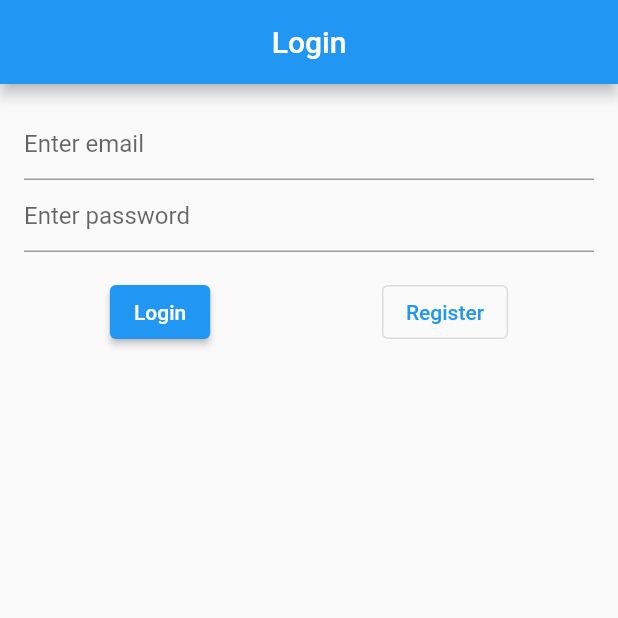
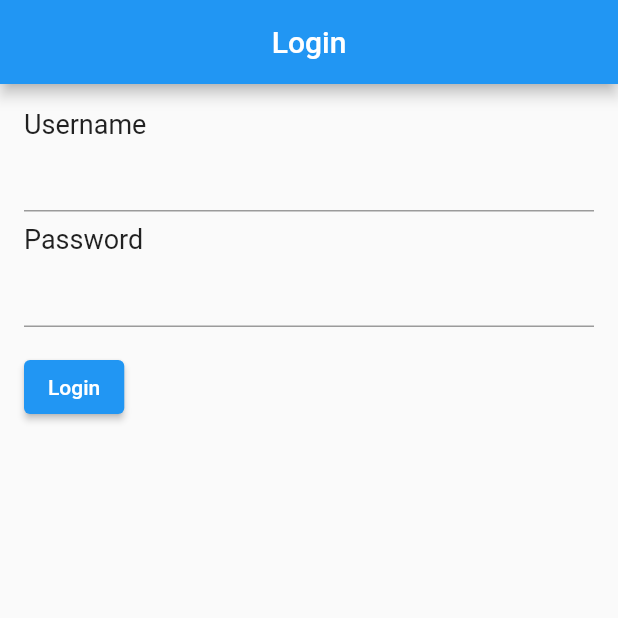
Before and after one commit to shravan-chilka-csi/flutter_training, a Flutter app: the screen it shows after launch, on a phone screen of 412 x 824 dp, the top half of it. Run offline on Flutter 3.47's test engine with Material 2 defaults, Android fonts, the phone set to English and light mode, and no system bars.

```diff
--- a/lib/views/login_view.dart
+++ b/lib/views/login_view.dart
@@ -1,12 +1,36 @@
+import 'dart:developer';
+
 import 'package:flutter/material.dart';
-import 'package:flutter_training/views/home_view.dart';
-import 'package:flutter_training/views/register_view.dart';
+import 'package:flutter_training/views/catalog_view.dart';
 
-class LoginView extends StatelessWidget {
-  const LoginView({super.key});
+class LoginView extends StatefulWidget {
+  const LoginView({
+    super.key,
+  });
+
+  @override
+  State<LoginView> createState() => _LoginViewState();
+}
+
+class _LoginViewState extends State<LoginView> {
+  final TextEditingController userNameController = TextEditingController();
+  final TextEditingController passwordController = TextEditingController();
+
+  @override
+  void initState() {
+    log('initState');
+    super.initState();
+  }
+
+  @override
+  void didChangeDependencies() {
+    log('didChangeDependencies');
+    super.didChangeDependencies();
+  }
 
   @override
   Widget build(BuildContext context) {
+    log('build');
     return Scaffold(
       appBar: AppBar(
         title: const Text('Login'),
@@ -15,57 +39,78 @@ class LoginView extends StatelessWidget {
       body: Padding(
         padding: const EdgeInsets.all(16),
         child: Column(
+          crossAxisAlignment: CrossAxisAlignment.start,
           children: [
-            const TextField(
-              decoration: InputDecoration(
-                hintText: 'Enter email',
+            const Text(
+              'Username',
+              style: TextStyle(
+                fontSize: 18,
+                fontWeight: FontWeight.w400,
               ),
             ),
-            const TextField(
+            TextField(
+              controller: userNameController,
+            ),
+            const SizedBox(
+              height: 8,
+            ),
+            const Text(
+              'Password',
+              style: TextStyle(
+                fontSize: 18,
+                fontWeight: FontWeight.w400,
+              ),
+            ),
+            TextField(
+              controller: passwordController,
               obscureText: true,
               obscuringCharacter: '*',
-              decoration: InputDecoration(
-                hintText: 'Enter password',
-              ),
             ),
-            const SizedBox(height: 16),
-            Row(
-              mainAxisAlignment: MainAxisAlignment.spaceAround,
-              children: [
-                ElevatedButton(
-                  onPressed: () {
-                    Navigator.pushReplacement(
-                      context,
-                      MaterialPageRoute(
-                        builder: (context) => const HomeView(),
-                      ),
-                    );
-                    ScaffoldMessenger.of(context).showSnackBar(
-                      const SnackBar(
-                        content: Text(
-                          'Welcome back!',
-                        ),
-                      ),
-                    );
-                  },
-                  child: const Text('Login'),
-                ),
-                OutlinedButton(
-                  onPressed: () {
-                    Navigator.push(
-                      context,
-                      MaterialPageRoute(
-                        builder: (context) => const RegisterView(),
-                      ),
-                    );
-                  },
-                  child: const Text('Register'),
-                ),
-              ],
+            const SizedBox(
+              height: 16,
+            ),
+            ElevatedButton(
+              onPressed: () {
+                loginClickEvent();
+              },
+              child: const Text('Login'),
             )
           ],
         ),
       ),
     );
   }
+
+  void loginClickEvent() {
+    final userName = userNameController.text;
+    final password = passwordController.text;
+    if (userName == 'admin' && password == '12345678') {
+      ScaffoldMessenger.of(context).showSnackBar(
+        SnackBar(
+          content: const Text('Welcome back!'),
+          backgroundColor: Colors.green.shade300,
+        ),
+      );
+      Navigator.of(context).pushReplacement(
+        MaterialPageRoute(
+          builder: (context) => const CatalogView(),
+        ),
+      );
+    } else {
+      ScaffoldMessenger.of(context).showSnackBar(
+        SnackBar(
+          content: const Text('Invalid credentials!'),
+          backgroundColor: Colors.red.shade300,
+        ),
+      );
+    }
+  }
+
+  @override
+  void dispose() {
+    log('dispose');
+    userNameController.dispose();
+    passwordController.dispose();
+    super.dispose();
+  }
 }
```
Also changed, not shown: lib/models/catalog_model.dart (added, +19 -0 lines), lib/utils/utils.dart (added, +35 -0 lines), lib/views/cart_view.dart (added, +75 -0 lines), lib/views/catalog_view.dart (added, +103 -0 lines), lib/views/home_view.dart (deleted, +0 -29 lines), lib/views/register_view.dart (deleted, +0 -66 lines), lib/widgets/catalog_widget.dart (added, +55 -0 lines).
